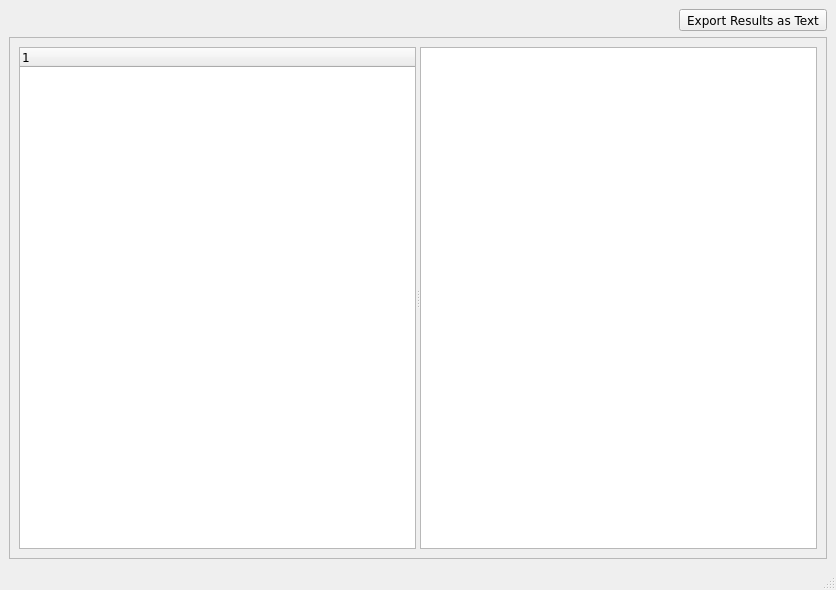
Above: results_window.ui from gdietz/OpenMEE before the change. Below: the same form after it.
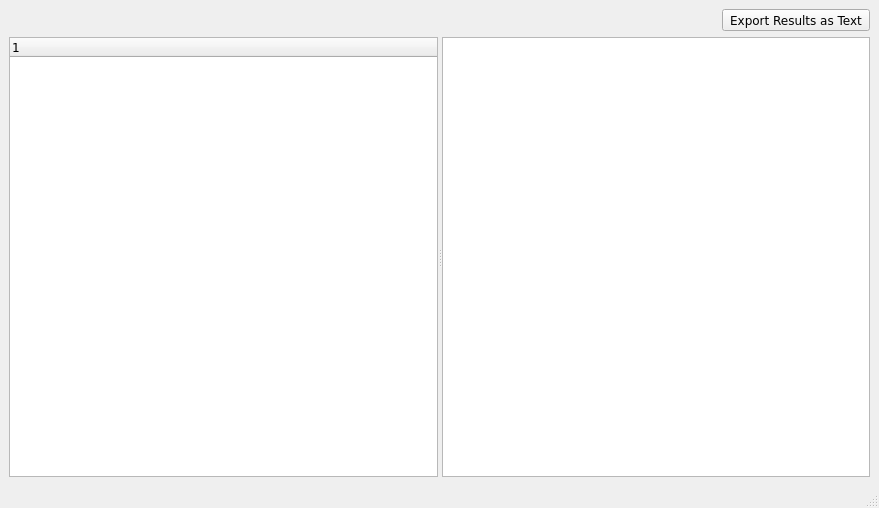
That is the form after the change. Icons and pictures are not drawn.

Commit message: fix for issue #160 overwriting text

Patch:
```diff
--- a/results_window.ui
+++ b/results_window.ui
@@ -6,8 +6,8 @@
    <rect>
     <x>0</x>
     <y>0</y>
-    <width>836</width>
-    <height>590</height>
+    <width>879</width>
+    <height>508</height>
    </rect>
   </property>
   <property name="font">
@@ -19,9 +19,15 @@
    <string>results / analysis</string>
   </property>
   <widget class="QWidget" name="centralwidget">
+   <property name="enabled">
+    <bool>true</bool>
+   </property>
    <layout class="QVBoxLayout" name="verticalLayout">
     <item>
-     <layout class="QHBoxLayout" name="horizontalLayout_3">
+     <layout class="QHBoxLayout" name="horizontalLayout">
+      <property name="sizeConstraint">
+       <enum>QLayout::SetDefaultConstraint</enum>
+      </property>
       <item>
        <spacer name="horizontalSpacer">
         <property name="orientation">
@@ -58,31 +64,13 @@
      </layout>
     </item>
     <item>
-     <widget class="QSplitter" name="splitter">
-      <property name="orientation">
-       <enum>Qt::Vertical</enum>
-      </property>
-      <widget class="QFrame" name="frame">
-       <property name="minimumSize">
-        <size>
-         <width>733</width>
-         <height>0</height>
-        </size>
-       </property>
-       <property name="font">
-        <font>
-         <family>Verdana</family>
-        </font>
-       </property>
-       <property name="frameShape">
-        <enum>QFrame::StyledPanel</enum>
-       </property>
-       <property name="frameShadow">
-        <enum>QFrame::Raised</enum>
-       </property>
-       <layout class="QHBoxLayout" name="horizontalLayout">
-        <item>
          <widget class="QSplitter" name="results_nav_splitter">
+      <property name="sizePolicy">
+       <sizepolicy hsizetype="Expanding" vsizetype="Expanding">
+        <horstretch>0</horstretch>
+        <verstretch>0</verstretch>
+       </sizepolicy>
+      </property>
           <property name="orientation">
            <enum>Qt::Horizontal</enum>
           </property>
@@ -111,10 +99,6 @@
            <property name="alignment">
             <set>Qt::AlignLeading|Qt::AlignLeft|Qt::AlignTop</set>
            </property>
-          </widget>
-         </widget>
-        </item>
-       </layout>
       </widget>
      </widget>
     </item>
```
Lines whose indentation alone changed are shown as unchanged. The commit also changes 2 other files.
